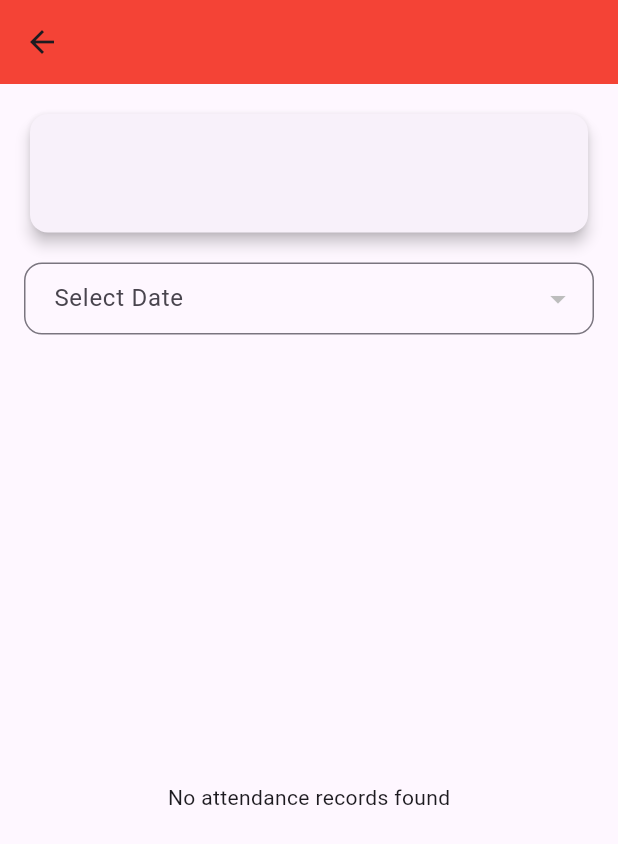
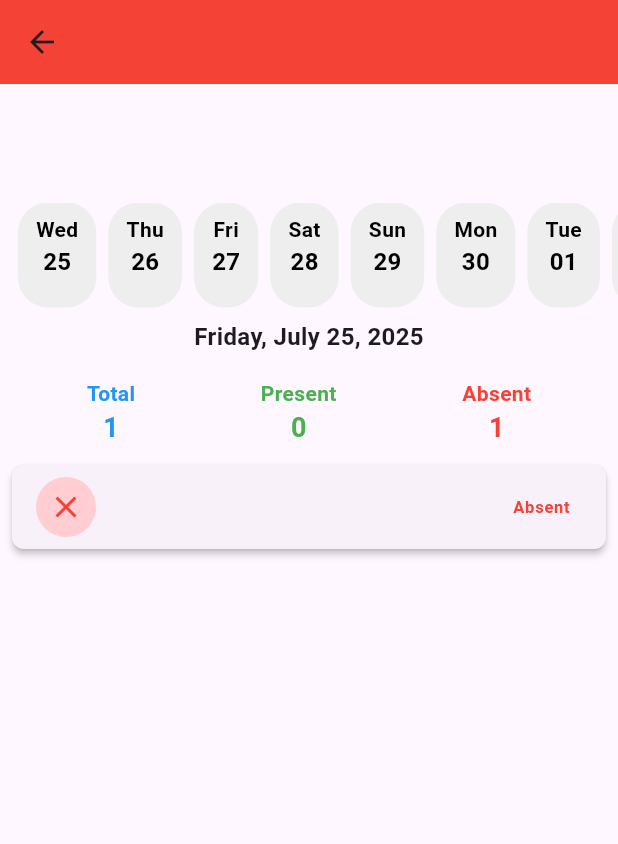
Before and after one commit to vijaygamara/The-Red-apple, a Flutter app: the ClassAttendanceDetails screen opened directly with empty values, on a phone screen of 412 x 824 dp. Shown: the top 844 px of the screen. Run offline on Flutter 3.47's test engine with Material 3 defaults, Android fonts, the phone set to English and light mode, and no system bars; our stand-ins replace cloud_firestore, firebase_core, firebase_storage, flutter_image_compress, google_fonts, image_picker; accounts and stored records are empty.

Commit message:
main attendance done

```diff
--- a/lib/Attendance_View_Screen/attendance_view.dart
+++ b/lib/Attendance_View_Screen/attendance_view.dart
@@ -47,12 +47,17 @@ class _AttendanceViewState extends State<AttendanceView> {
         // Get today's attendance
         final today = DateFormat('yyyy-MM-dd').format(DateTime.now());
         final attendanceSnapshot = await FirebaseFirestore.instance
-            .collection('attendance')
+            .collection('attendance_records')
             .doc(doc.id)
-            .collection(today)
+            .collection('daily_records')
+            .where('date', isEqualTo: today)
             .get();
 
-        int present = attendanceSnapshot.docs.where((doc) => doc['present'] == true).length;
+        int present = 0;
+        if (attendanceSnapshot.docs.isNotEmpty) {
+          final students = attendanceSnapshot.docs.first['students'] as Map<String, dynamic>? ?? {};
+          present = students.values.where((v) => v['present'] == true).length;
+        }
 
         classData['present'] = present;
         classData['absent'] = totalStudents - present;
@@ -186,6 +191,7 @@ class _AttendanceViewState extends State<AttendanceView> {
   }
 }
 
+
 class ClassAttendanceDetails extends StatefulWidget {
   final Map<String, dynamic> classData;
 
@@ -198,140 +204,252 @@ class ClassAttendanceDetails extends StatefulWidget {
 class _ClassAttendanceDetailsState extends State<ClassAttendanceDetails> {
   List<String> availableDates = [];
   bool isLoading = false;
-  String? selectedDate;
+  DateTime selectedDate = DateTime.now();
+  List<DocumentSnapshot> classStudents = [];
+  Map<String, dynamic> attendanceData = {};
 
   @override
   void initState() {
     super.initState();
-    fetchAttendanceDates();
+    _loadInitialData();
   }
 
-  Future<void> fetchAttendanceDates() async {
+  Future<void> _loadInitialData() async {
+    await _fetchClassStudents();
+    await _fetchAttendanceDates();
+    await _fetchAttendanceForSelectedDate();
+  }
+
+  Future<void> _fetchClassStudents() async {
+    setState(() => isLoading = true);
+    try {
+      final snapshot = await FirebaseFirestore.instance
+          .collection('students')
+          .where('class_id', isEqualTo: widget.classData['id'])
+          .orderBy('Student Name')
+          .get();
+
+      setState(() {
+        classStudents = snapshot.docs;
+      });
+    } catch (e) {
+      _showError('Error loading students: $e');
+    } finally {
+      setState(() => isLoading = false);
+    }
+  }
+
+  Future<void> _fetchAttendanceDates() async {
     setState(() => isLoading = true);
     try {
       final snapshot = await FirebaseFirestore.instance
           .collection('attendance_records')
           .doc(widget.classData['id'])
-          .collection('dates')
+          .collection('daily_records')
           .orderBy('date', descending: true)
           .get();
 
       setState(() {
         availableDates = snapshot.docs.map((doc) => doc.id).toList();
-        if (availableDates.isNotEmpty) {
-          selectedDate = availableDates.first;
-        }
       });
     } catch (e) {
-      ScaffoldMessenger.of(context).showSnackBar(
-        SnackBar(content: Text('Error loading attendance dates: $e')),
-      );
+      _showError('Error loading attendance dates: $e');
     } finally {
       setState(() => isLoading = false);
     }
   }
 
-  Future<Map<String, dynamic>> fetchAttendanceData(String date) async {
+  Future<void> _fetchAttendanceForSelectedDate() async {
+    if (classStudents.isEmpty) return;
+
+    setState(() => isLoading = true);
     try {
+      final dateStr = DateFormat('yyyy-MM-dd').format(selectedDate);
       final doc = await FirebaseFirestore.instance
           .collection('attendance_records')
           .doc(widget.classData['id'])
-          .collection('dates')
-          .doc(date)
+          .collection('daily_records')
+          .doc(dateStr)
           .get();
 
-      return doc.data() ?? {};
+      setState(() {
+        attendanceData = doc.exists ? doc.data() ?? {} : {};
+      });
     } catch (e) {
-      ScaffoldMessenger.of(context).showSnackBar(
-        SnackBar(content: Text('Error loading attendance: $e')),
-      );
-      return {};
+      _showError('Error loading attendance: $e');
+    } finally {
+      setState(() => isLoading = false);
     }
   }
 
-  Future<List<DocumentSnapshot>> fetchStudentsWithAttendance(String date) async {
-    final attendanceData = await fetchAttendanceData(date);
-    if (attendanceData.isEmpty || !attendanceData.containsKey('students')) {
-      return [];
+  void _showError(String message) {
+    ScaffoldMessenger.of(context).showSnackBar(
+      SnackBar(content: Text(message)),
+    );
   }
 
-    final studentsMap = attendanceData['students'] as Map<String, dynamic>;
-    final studentIds = studentsMap.keys.toList();
+  Widget _buildDateChip(DateTime date) {
+    final isSelected = DateFormat('yyyy-MM-dd').format(date) ==
+        DateFormat('yyyy-MM-dd').format(selectedDate);
+    final isToday = DateFormat('yyyy-MM-dd').format(date) ==
+        DateFormat('yyyy-MM-dd').format(DateTime.now());
+    final dateStr = DateFormat('yyyy-MM-dd').format(date);
 
-    if (studentIds.isEmpty) return [];
-
-    final studentsSnapshot = await FirebaseFirestore.instance
-        .collection('students')
-        .where(FieldPath.documentId, whereIn: studentIds)
-        .get();
-
-    return studentsSnapshot.docs;
+    return GestureDetector(
+      onTap: () {
+        setState(() => selectedDate = date);
+        _fetchAttendanceForSelectedDate();
+      },
+      child: Container(
+        margin: const EdgeInsets.symmetric(horizontal: 4),
+        padding: const EdgeInsets.symmetric(horizontal: 12, vertical: 8),
+        decoration: BoxDecoration(
+          color: isSelected ? Colors.red : Colors.grey[200],
+          borderRadius: BorderRadius.circular(20),
+        ),
+        child: Column(
+          mainAxisSize: MainAxisSize.min,
+          children: [
+            Text(
+              DateFormat('EEE').format(date),
+              style: TextStyle(
+                color: isSelected ? Colors.white : Colors.black,
+                fontWeight: FontWeight.bold,
+              ),
+            ),
+            Text(
+              DateFormat('dd').format(date),
+              style: TextStyle(
+                color: isSelected ? Colors.white : Colors.black,
+                fontWeight: FontWeight.bold,
+                fontSize: 16,
+              ),
+            ),
+            if (isToday)
+              Container(
+                margin: const EdgeInsets.only(top: 2),
+                width: 6,
+                height: 6,
+                decoration: const BoxDecoration(
+                  color: Colors.green,
+                  shape: BoxShape.circle,
+                ),
+              ),
+          ],
+        ),
+      ),
+    );
   }
 
-  Widget _buildAttendanceSection(String title, List<DocumentSnapshot> students,
-      Map<String, dynamic> attendanceData, bool isPresent) {
+  Widget _buildStudentList() {
+    if (isLoading) return const Center(child: CircularProgressIndicator());
+    if (classStudents.isEmpty) return const Center(child: Text("No students in this class"));
+
+    final studentsMap = attendanceData['students'] as Map<String, dynamic>? ?? {};
+    final presentCount = studentsMap.values.where((v) => v['present'] == true).length;
+    final absentCount = classStudents.length - presentCount;
+
     return Column(
-      crossAxisAlignment: CrossAxisAlignment.start,
       children: [
+        // Attendance Summary
         Padding(
-          padding: const EdgeInsets.symmetric(vertical: 8.0, horizontal: 16),
-          child: Text(
-            title,
-            style: TextStyle(
-              fontSize: 18,
-              fontWeight: FontWeight.bold,
-              color: isPresent ? Colors.green : Colors.red,
+          padding: const EdgeInsets.symmetric(horizontal: 16, vertical: 8),
+          child: Row(
+            mainAxisAlignment: MainAxisAlignment.spaceAround,
+            children: [
+              _buildSummaryItem('Total', classStudents.length, Colors.blue),
+              _buildSummaryItem('Present', presentCount, Colors.green),
+              _buildSummaryItem('Absent', absentCount, Colors.red),
+            ],
           ),
         ),
-        ),
-        ...students.map((doc) {
-          final data = doc.data() as Map<String, dynamic>;
-          final name = data['Student Name'] ?? 'Unknown';
+
+        // Student List
+        ListView.builder(
+          shrinkWrap: true,
+          physics: const NeverScrollableScrollPhysics(),
+          itemCount: classStudents.length,
+          itemBuilder: (context, index) {
+            final student = classStudents[index];
+            final studentData = student.data() as Map<String, dynamic>;
+            final isPresent = studentsMap[student.id]?['present'] ?? false;
 
             return Card(
+              margin: const EdgeInsets.symmetric(horizontal: 8, vertical: 4),
               elevation: 2,
-            margin: const EdgeInsets.symmetric(horizontal: 16, vertical: 4),
               shape: RoundedRectangleBorder(
                 borderRadius: BorderRadius.circular(8),
               ),
               child: ListTile(
                 leading: CircleAvatar(
-                backgroundColor: isPresent ? Colors.green : Colors.red,
+                  backgroundColor: isPresent ? Colors.green[100] : Colors.red[100],
                   child: Icon(
                     isPresent ? Icons.check : Icons.close,
-                  color: Colors.white,
-                  size: 20,
+                    color: isPresent ? Colors.green : Colors.red,
                   ),
                 ),
                 title: Text(
-                name,
+                  studentData['Student Name'] ?? 'Unknown',
                   style: GoogleFonts.poppins(
                     fontSize: 16,
                     fontWeight: FontWeight.w500,
                   ),
                 ),
-              subtitle: Text(
+                // subtitle: Text(
+                //   'ID: ${student.id}',
+                //   style: const TextStyle(fontSize: 12),
+                // ),
+                trailing: Text(
                   isPresent ? 'Present' : 'Absent',
                   style: TextStyle(
                     color: isPresent ? Colors.green : Colors.red,
                     fontWeight: FontWeight.bold,
                   ),
                 ),
-              trailing: Text(
-                DateFormat('dd MMM').format(DateTime.parse(selectedDate!)),
-                style: const TextStyle(
-                  color: Colors.grey,
-                ),
-              ),
               ),
             );
-        }).toList(),
+          },
+        ),
       ],
     );
   }
 
+  Widget _buildSummaryItem(String title, int count, Color color) {
+    return Column(
+      children: [
+        Text(
+          title,
+          style: TextStyle(
+            color: color,
+            fontWeight: FontWeight.bold,
+          ),
+        ),
+        Text(
+          count.toString(),
+          style: TextStyle(
+            fontSize: 18,
+            fontWeight: FontWeight.bold,
+            color: color,
+          ),
+        ),
+      ],
+    );
+  }
+
+  List<DateTime> _generateDateRange() {
+    final now = DateTime.now();
+    final startDate = DateTime(now.year, now.month - 1, now.day); // Last month
+    final endDate = now.add(const Duration(days: 7)); // Next week
+    final days = endDate.difference(startDate).inDays;
+
+    return List.generate(days, (i) => startDate.add(Duration(days: i)));
+  }
+
   @override
   Widget build(BuildContext context) {
+    final dateRange = _generateDateRange();
+    final dateStr = DateFormat('yyyy-MM-dd').format(selectedDate);
+
     return Scaffold(
       appBar: AppBar(
         title: Text(
@@ -342,19 +460,9 @@ class _ClassAttendanceDetailsState extends State<ClassAttendanceDetails> {
       ),
       body: Column(
         children: [
+          // Class Info
           Padding(
             padding: const EdgeInsets.all(16),
-            child: Card(
-              elevation: 4,
-              shape: RoundedRectangleBorder(
-                borderRadius: BorderRadius.circular(12),
-              ),
-              child: Padding(
-                padding: const EdgeInsets.all(16),
-                child: Row(
-                  children: [
-                    const SizedBox(width: 16),
-                    Expanded(
             child: Column(
               crossAxisAlignment: CrossAxisAlignment.start,
               children: [
@@ -367,109 +475,47 @@ class _ClassAttendanceDetailsState extends State<ClassAttendanceDetails> {
                 ),
                 Text(
                   widget.classData['medium'],
-                            style: const TextStyle(
-                              color: Colors.grey,
-                            ),
+                  style: const TextStyle(color: Colors.grey),
                 ),
               ],
             ),
           ),
-                  ],
+
+          // Horizontal Date Picker
+          SizedBox(
+            height: 70,
+            child: ListView(
+              scrollDirection: Axis.horizontal,
+              padding: const EdgeInsets.symmetric(horizontal: 8),
+              children: dateRange.map(_buildDateChip).toList(),
+            ),
+          ),
+
+          // Selected Date
+          Padding(
+            padding: const EdgeInsets.symmetric(horizontal: 16, vertical: 8),
+            child: Text(
+              DateFormat('EEEE, MMMM d, yyyy').format(selectedDate),
+              style: const TextStyle(
+                fontSize: 16,
+                fontWeight: FontWeight.bold,
               ),
             ),
           ),
-          ),
-          Padding(
-            padding: const EdgeInsets.symmetric(horizontal: 16),
-            child: DropdownButtonFormField<String>(
-              decoration: InputDecoration(
-                labelText: 'Select Date',
-                border: OutlineInputBorder(
-                  borderRadius: BorderRadius.circular(12),
-                ),
-                contentPadding: const EdgeInsets.symmetric(horizontal: 16),
-              ),
-              value: selectedDate,
-              items: availableDates.map((date) {
-                return DropdownMenuItem<String>(
-                  value: date,
-                  child: Text(
-                    DateFormat('dd MMMM yyyy').format(DateTime.parse(date)),
-                  ),
-                );
-              }).toList(),
-              onChanged: (date) {
-                setState(() {
-                  selectedDate = date;
-                });
-              },
-            ),
-          ),
-          const SizedBox(height: 16),
+
+          // Student List
           Expanded(
-            child: isLoading
-                ? const Center(child: CircularProgressIndicator())
-                : availableDates.isEmpty
-                ? const Center(child: Text("No attendance records found"))
-                : selectedDate == null
-                ? const Center(child: Text("Select a date"))
-                : FutureBuilder<List<DocumentSnapshot>>(
-              future: fetchStudentsWithAttendance(selectedDate!),
-              builder: (context, snapshot) {
-                if (snapshot.connectionState == ConnectionState.waiting) {
-                  return const Center(child: CircularProgressIndicator());
-                }
-                if (snapshot.hasError) {
-                  return Center(child: Text('Error: ${snapshot.error}'));
-                }
-                final docs = snapshot.data ?? [];
-                if (docs.isEmpty) {
-                  return const Center(child: Text('No attendance data for selected date'));
-                }
-
-                return FutureBuilder<Map<String, dynamic>>(
-                  future: fetchAttendanceData(selectedDate!),
-                  builder: (context, attendanceSnapshot) {
-                    if (attendanceSnapshot.connectionState == ConnectionState.waiting) {
-                      return const Center(child: CircularProgressIndicator());
-                    }
-
-                    final attendanceData = attendanceSnapshot.data ?? {};
-                    final studentsMap = attendanceData['students'] as Map<String, dynamic>? ?? {};
-
-                    // Split students into present and absent
-                    final presentStudents = docs.where((doc) {
-                      return studentsMap[doc.id] == true;
-                    }).toList();
-
-                    final absentStudents = docs.where((doc) {
-                      return studentsMap[doc.id] != true;
-                    }).toList();
-
-                    return SingleChildScrollView(
+            child: SingleChildScrollView(
               child: Column(
                 children: [
-                          // Present Students Section
-                          _buildAttendanceSection(
-                            'Present Students (${presentStudents.length})',
-                            presentStudents,
-                            attendanceData,
-                            true,
+                  if (availableDates.isNotEmpty && !availableDates.contains(dateStr))
+                    const Padding(
+                      padding: EdgeInsets.all(16),
+                      child: Text("No attendance recorded for this date"),
                     ),
-
-                          // Absent Students Section
-                          _buildAttendanceSection(
-                            'Absent Students (${absentStudents.length})',
-                            absentStudents,
-                            attendanceData,
-                            false,
-                          ),
+                  _buildStudentList(),
                 ],
               ),
-                    );
-                  },
-                );
-              },
             ),
           ),
         ],
```
Also changed, not shown: lib/Attendance_Screen/attendancescreen.dart (+23 -10 lines). Lines whose indentation alone changed are shown as unchanged.
